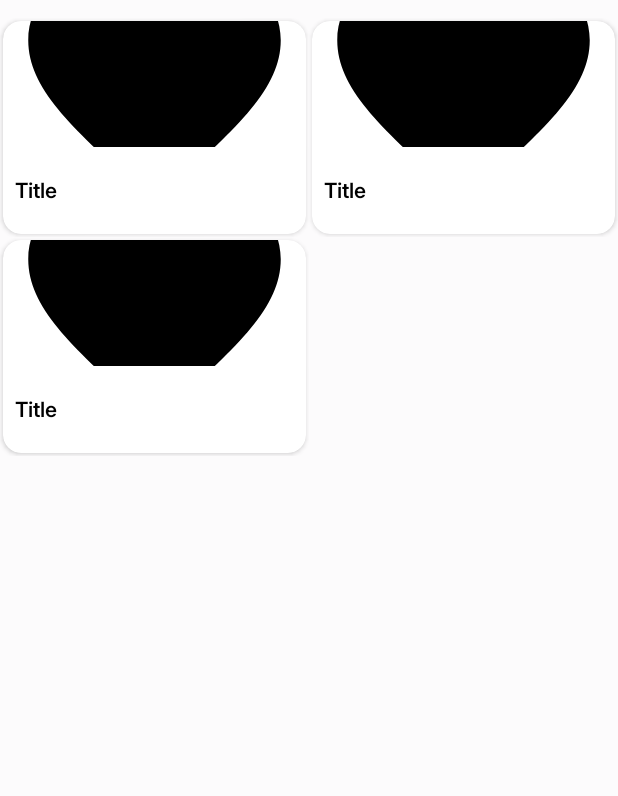
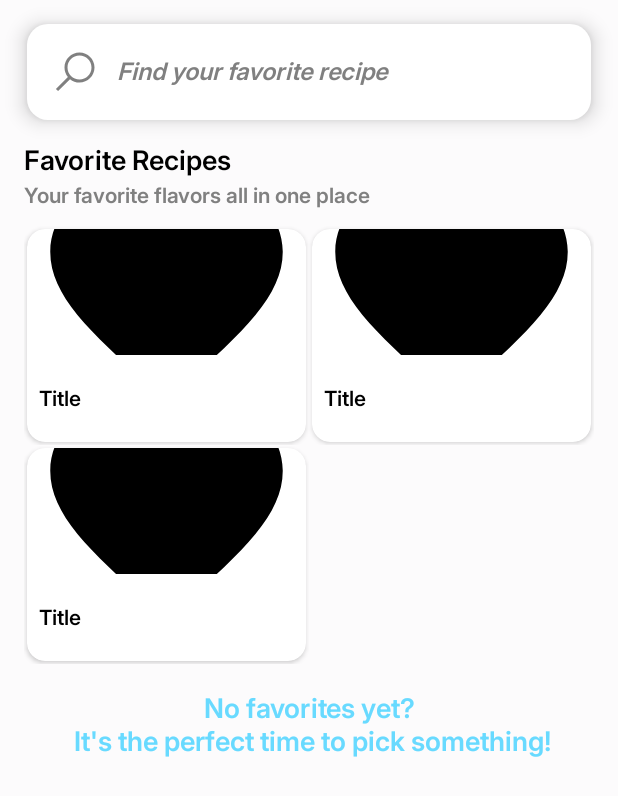
Before and after one commit to xFilipW/Recipe-Finder, an Android app: the layout fragment_favourite_recipes.xml on its own in the app's theme, with its tools: preview values and no code run, on a phone screen of 412 x 824 dp. Shown: the top 796 px of the screen. Run offline under Robolectric (Android 15) with nearby library versions, the light colour scheme and no system bars.

Commit message:
feat: changing the fragment of random to cart and start working on the fragment of favorite

```diff
--- a/app/src/main/java/com/example/recipefinder/ui/main/MainActivity.java
+++ b/app/src/main/java/com/example/recipefinder/ui/main/MainActivity.java
@@ -34,7 +34,7 @@ public class MainActivity extends AppCompatActivity {
             throw new IllegalArgumentException("NavController missing!");
         }
 
-        binding.mewoBottomNavigationView.add(new MeowBottomNavigation.Model(1, R.drawable.ic_random));
+        binding.mewoBottomNavigationView.add(new MeowBottomNavigation.Model(1, R.drawable.ic_shopping_cart));
         binding.mewoBottomNavigationView.add(new MeowBottomNavigation.Model(2, R.drawable.ic_home));
         binding.mewoBottomNavigationView.add(new MeowBottomNavigation.Model(3, R.drawable.ic_favourite));
 
--- a/app/src/main/res/drawable/ic_random.xml
+++ /dev/null
@@ -1,9 +0,0 @@
-<vector xmlns:android="http://schemas.android.com/apk/res/android" android:height="24dp" android:viewportHeight="32" android:viewportWidth="32" android:width="24dp">
-
-    <path android:fillColor="#000000" android:pathData="m24.983,12.539v-2.485h-4.902l-3.672,5.945 -2.099,3.414 -3.24,5.256c-0.326,0.51 -0.889,0.844 -1.53,0.845h-9.54v-3.568h8.538l3.673,-5.946 2.099,-3.414 3.24,-5.256c0.325,-0.509 0.886,-0.843 1.525,-0.845h5.904v-2.485l7.417,4.27 -7.417,4.27z"/>
-
-    <path android:fillColor="#000000" android:pathData="m12.902,10.316 l-0.63,1.022 -1.468,2.39 -2.265,-3.675h-8.538v-3.568h9.54c0.641,0.001 1.204,0.335 1.526,0.838l0.004,0.007 1.836,2.985z"/>
-
-    <path android:fillColor="#000000" android:pathData="m24.983,28v-2.485h-5.904c-0.639,-0.002 -1.201,-0.336 -1.521,-0.838l-0.004,-0.007 -1.836,-2.985 0.63,-1.022 1.468,-2.39 2.264,3.675h4.902v-2.485l7.417,4.27 -7.417,4.27z"/>
-
-</vector>
--- /dev/null
+++ b/app/src/main/res/drawable/ic_shopping_cart.xml
@@ -0,0 +1,5 @@
+<vector xmlns:android="http://schemas.android.com/apk/res/android" android:height="24dp" android:tint="#000000" android:viewportHeight="24" android:viewportWidth="24" android:width="24dp">
+
+    <path android:fillColor="@android:color/white" android:pathData="M7,18c-1.1,0 -1.99,0.9 -1.99,2S5.9,22 7,22s2,-0.9 2,-2 -0.9,-2 -2,-2zM1,2v2h2l3.6,7.59 -1.35,2.45c-0.16,0.28 -0.25,0.61 -0.25,0.96 0,1.1 0.9,2 2,2h12v-2L7.42,15c-0.14,0 -0.25,-0.11 -0.25,-0.25l0.03,-0.12 0.9,-1.63h7.45c0.75,0 1.41,-0.41 1.75,-1.03l3.58,-6.49c0.08,-0.14 0.12,-0.31 0.12,-0.48 0,-0.55 -0.45,-1 -1,-1L5.21,4l-0.94,-2L1,2zM17,18c-1.1,0 -1.99,0.9 -1.99,2s0.89,2 1.99,2 2,-0.9 2,-2 -0.9,-2 -2,-2z"/>
+
+</vector>
--- a/app/src/main/res/layout/fragment_favourite_recipes.xml
+++ b/app/src/main/res/layout/fragment_favourite_recipes.xml
@@ -7,17 +7,109 @@
     android:background="@color/whiteFrost"
     tools:context=".ui.main.fragments.MainRandomFragment">
 
+    <androidx.constraintlayout.widget.ConstraintLayout
+        android:layout_width="match_parent"
+        android:layout_height="match_parent">
+
+        <EditText
+            android:id="@+id/etSearch"
+            android:layout_width="0dp"
+            android:layout_height="wrap_content"
+            android:layout_marginHorizontal="2dp"
+            android:layout_marginTop="16dp"
+            android:background="@drawable/shape_search_background"
+            android:drawableStart="@drawable/ic_search"
+            android:drawablePadding="12dp"
+            android:elevation="8dp"
+            android:fontFamily="@font/inter"
+            android:hint="@string/find_your_favorite_recipe"
+            android:imeOptions="actionDone"
+            android:includeFontPadding="false"
+            android:inputType="text"
+            android:paddingStart="16dp"
+            android:paddingTop="16dp"
+            android:paddingEnd="16dp"
+            android:paddingBottom="16dp"
+            android:singleLine="true"
+            android:textColor="@color/grey"
+            android:textColorHint="@color/grey"
+            android:textSize="16sp"
+            android:textStyle="italic"
+            app:layout_constraintEnd_toStartOf="@+id/guideline2"
+            app:layout_constraintStart_toStartOf="@+id/guideline1"
+            app:layout_constraintTop_toTopOf="parent" />
+
+        <TextView
+            android:id="@+id/tvFavoriteRecipes"
+            android:layout_width="wrap_content"
+            android:layout_height="wrap_content"
+            android:layout_marginTop="16dp"
+            android:fontFamily="@font/inter"
+            android:includeFontPadding="false"
+            android:text="@string/favorite_recipes"
+            android:textColor="@color/black"
+            android:textSize="18sp"
+            android:textStyle="bold"
+            app:layout_constraintStart_toStartOf="@+id/guideline1"
+            app:layout_constraintTop_toBottomOf="@+id/etSearch" />
+
+        <TextView
+            android:id="@+id/tvSubtitle"
+            android:layout_width="wrap_content"
+            android:layout_height="wrap_content"
+            android:layout_marginTop="4dp"
+            android:fontFamily="@font/inter"
+            android:includeFontPadding="false"
+            android:text="@string/your_favorite_flavors_all_in_one_place"
+            android:textColor="@color/grey"
+            android:textSize="14sp"
+            app:layout_constraintStart_toStartOf="@+id/guideline1"
+            app:layout_constraintTop_toBottomOf="@+id/tvFavoriteRecipes" />
+
         <androidx.recyclerview.widget.RecyclerView
             android:id="@+id/rvRecipes"
-        android:layout_width="match_parent"
-        android:layout_height="match_parent"
+            android:layout_width="0dp"
+            android:layout_height="0dp"
             android:layout_marginTop="12dp"
             app:layoutManager="androidx.recyclerview.widget.GridLayoutManager"
             app:layout_constraintBottom_toBottomOf="parent"
-        app:layout_constraintEnd_toEndOf="parent"
-        app:layout_constraintStart_toStartOf="parent"
-        app:layout_constraintTop_toBottomOf="@+id/tvAmountOfRecipes"
+            app:layout_constraintEnd_toStartOf="@+id/guideline2"
+            app:layout_constraintStart_toStartOf="@+id/guideline1"
+            app:layout_constraintTop_toBottomOf="@+id/tvSubtitle"
             app:spanCount="2"
             tools:listitem="@layout/list_item_main_recipes" />
 
+        <androidx.constraintlayout.widget.Guideline
+            android:id="@+id/guideline1"
+            android:layout_width="wrap_content"
+            android:layout_height="wrap_content"
+            android:orientation="vertical"
+            app:layout_constraintGuide_begin="16dp" />
+
+        <androidx.constraintlayout.widget.Guideline
+            android:id="@+id/guideline2"
+            android:layout_width="wrap_content"
+            android:layout_height="wrap_content"
+            android:orientation="vertical"
+            app:layout_constraintGuide_end="16dp" />
+
+        <TextView
+            android:id="@+id/tvNoRecipeFound"
+            android:layout_width="wrap_content"
+            android:layout_height="wrap_content"
+            android:layout_marginTop="4dp"
+            android:fontFamily="@font/inter"
+            android:gravity="center"
+            android:includeFontPadding="false"
+            android:text="@string/no_favorites_yet_n_it_s_the_perfect_time_to_pick_something"
+            android:textColor="@color/mainColor"
+            android:textSize="18sp"
+            android:visibility="visible"
+            app:layout_constraintBottom_toBottomOf="parent"
+            app:layout_constraintEnd_toEndOf="@+id/guideline2"
+            app:layout_constraintStart_toStartOf="@+id/guideline1"
+            app:layout_constraintTop_toBottomOf="@+id/tvSubtitle" />
+
+    </androidx.constraintlayout.widget.ConstraintLayout>
+
 </FrameLayout>
--- a/app/src/main/res/layout/fragment_main_home.xml
+++ b/app/src/main/res/layout/fragment_main_home.xml
@@ -143,7 +143,7 @@
                 android:textColor="@color/grey"
                 android:textSize="14sp"
                 app:layout_constraintStart_toStartOf="parent"
-                app:layout_constraintTop_toBottomOf="@id/tvRecipes" />
+                app:layout_constraintTop_toBottomOf="@+id/tvRecipes" />
 
             <TextView
                 android:id="@+id/tvNoRecipeFound"
@@ -170,7 +170,7 @@
                 app:layoutManager="androidx.recyclerview.widget.GridLayoutManager"
                 app:layout_constraintBottom_toBottomOf="parent"
                 app:layout_constraintEnd_toEndOf="parent"
-                app:layout_constraintStart_toStartOf="parent"
+                app:layout_constraintStart_toStartOf="@+id/tvAmountOfRecipes"
                 app:layout_constraintTop_toBottomOf="@+id/tvAmountOfRecipes"
                 app:spanCount="2"
                 tools:listitem="@layout/list_item_main_recipes" />
--- a/app/src/main/res/menu/bottom_nav_menu.xml
+++ b/app/src/main/res/menu/bottom_nav_menu.xml
@@ -3,8 +3,8 @@
 
     <item
         android:id="@+id/itemRandom"
-        android:icon="@drawable/ic_random"
-        android:title="Random" />
+        android:icon="@drawable/ic_shopping_cart"
+        android:title="Shopping Cart" />
 
     <item
         android:id="@+id/itemHome"
--- a/app/src/main/res/values/strings.xml
+++ b/app/src/main/res/values/strings.xml
@@ -2,16 +2,21 @@
     <string name="app_name">Recipe Finder</string>
     <string name="api_key">a6666c7409514392aa1bff7004522f6f</string>
 
-    <!-- Main Home Fragment -->
+    <!-- Main Network Check Fragment -->
+    <string name="oops_there_was_a_problem_with_the_connection">Oops, there was a problem with the connection…</string>
+    <string name="check_your_internet_connection_and_try_again">Check your internet connection and try again.</string>
+    <string name="try_again">Try again</string>
+
+    <!-- Main -->
     <string name="your_gateway_to_culinary_delights">Your gateway to culinary delights</string>
     <string name="find_a_recipe">Find a recipe</string>
     <string name="categories">Categories</string>
     <string name="recipes">Recipes</string>
     <string name="no_recipes_found_for_this_category">No recipes in this category today :(\nPlease check again tomorrow</string>
     <string name="random_200_recipes_each_day">200 random recipes each day</string>
+    <string name="find_your_favorite_recipe">Find your favorite recipe</string>
+    <string name="favorite_recipes">Favorite Recipes</string>
+    <string name="your_favorite_flavors_all_in_one_place">Your favorite flavors all in one place</string>
+    <string name="no_favorites_yet_n_it_s_the_perfect_time_to_pick_something">No favorites yet?\n It\'s the perfect time to pick something!</string>
 
-    <!-- Main Network Check Fragment -->
-    <string name="oops_there_was_a_problem_with_the_connection">Oops, there was a problem with the connection…</string>
-    <string name="check_your_internet_connection_and_try_again">Check your internet connection and try again.</string>
-    <string name="try_again">Try again</string>
 </resources>
```
Lines whose indentation alone changed are shown as unchanged.
